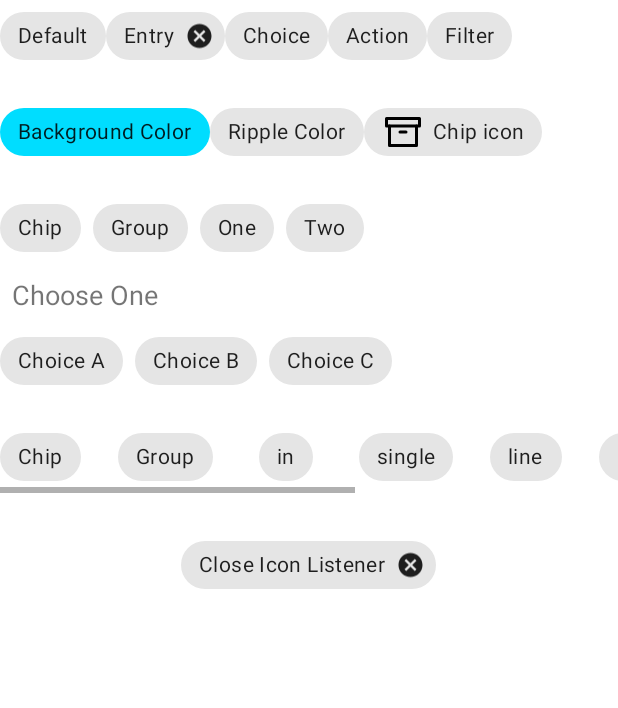
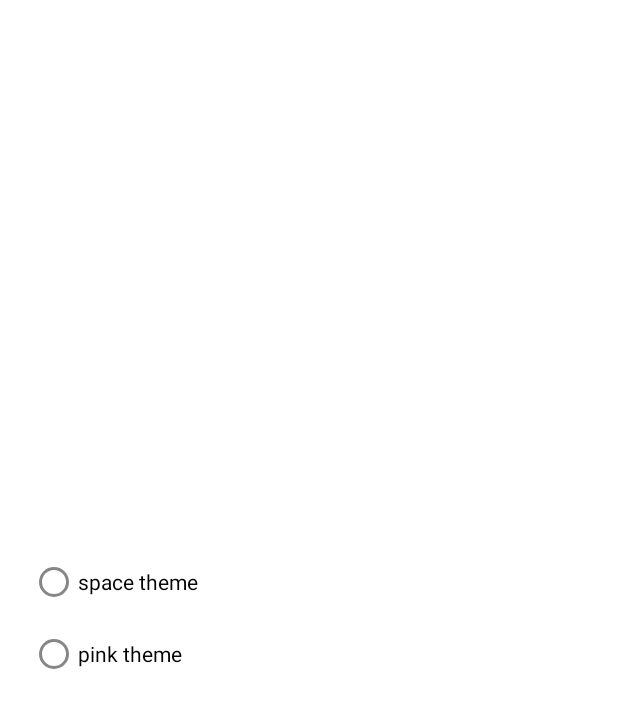
Before and after one commit to Tlenparty/PictureOfTheDay, an Android app: the screen it shows after launch (MainActivity), after a tap on "settings", on a phone screen of 412 x 824 dp. Shown: the top 708 px of the screen. Run offline under Robolectric (Android 15) with nearby library versions, the phone set to English and light mode, and no system bars; libraries missing offline, so code that uses them is left out: coil.api.load; pictures from the network do not load.

Commit message:
2 homework commit 06.08.21

```diff
--- a/app/build.gradle
+++ b/app/build.gradle
@@ -26,12 +26,12 @@ android {
         }
     }
 
-  /*  buildTypes.each {
+    buildTypes.each {
         Properties properties = new Properties()
-        properties.load(project.rootProject.file("app.properties").newDataInputStream())
+        properties.load(project.rootProject.file("apikey.properties").newDataInputStream())
         def nasaApiKey = properties.getProperty("NASA_API_KEY", "")
         it.buildConfigField "String", "NASA_API_KEY", nasaApiKey
-    }*/
+    }
 
     compileOptions {
         sourceCompatibility JavaVersion.VERSION_1_8
--- a/app/src/main/AndroidManifest.xml
+++ b/app/src/main/AndroidManifest.xml
@@ -7,8 +7,7 @@
         android:icon="@mipmap/ic_launcher"
         android:label="@string/app_name"
         android:roundIcon="@mipmap/ic_launcher_round"
-        android:supportsRtl="true"
-        android:theme="@style/AppTheme.NoActionBar">
+        android:supportsRtl="true">
         <activity android:name=".framework.ui.MainActivity">
             <intent-filter>
                 <action android:name="android.intent.action.MAIN" />
--- a/app/src/main/java/com/geekbrains/pictureoftheday/framework/ui/MainActivity.kt
+++ b/app/src/main/java/com/geekbrains/pictureoftheday/framework/ui/MainActivity.kt
@@ -1,13 +1,27 @@
 package com.geekbrains.pictureoftheday.framework.ui
 
+import android.content.Context
+import android.content.SharedPreferences
 import androidx.appcompat.app.AppCompatActivity
 import android.os.Bundle
+import androidx.annotation.StyleRes
 import com.geekbrains.pictureoftheday.R
+import com.geekbrains.pictureoftheday.databinding.MainActivityBinding
 import com.geekbrains.pictureoftheday.framework.ui.view.picture_of_the_day_fragment.PictureOfTheDayFragment
 
+const val THEME_PREFERENCE = "Theme"
+
 class MainActivity : AppCompatActivity() {
+    private lateinit var binding: MainActivityBinding
+    private lateinit var themePreference: SharedPreferences
+
     override fun onCreate(savedInstanceState: Bundle?) {
         super.onCreate(savedInstanceState)
+        themePreference = getSharedPreferences(THEME_PREFERENCE, Context.MODE_PRIVATE)
+        if (themePreference.contains(THEME_PREFERENCE)){
+            ThemeHolder.theme = (themePreference.getInt(THEME_PREFERENCE, R.style.AppTheme));
+        }
+        setTheme(ThemeHolder.theme)
         setContentView(R.layout.main_activity)
         if(savedInstanceState == null){
             supportFragmentManager
@@ -16,4 +30,16 @@ class MainActivity : AppCompatActivity() {
                 .commitAllowingStateLoss()
         }
     }
+
+    override fun onStop() {
+        super.onStop()
+        val editor: SharedPreferences.Editor = themePreference.edit()
+        editor.putInt(THEME_PREFERENCE, ThemeHolder.theme)
+        editor.apply()
+    }
+
+    object ThemeHolder {
+        @StyleRes
+        var theme: Int = R.style.AppTheme
+    }
 }
--- a/app/src/main/java/com/geekbrains/pictureoftheday/framework/ui/view/chips_fragment/ChipsFragment.kt
+++ /dev/null
@@ -1,41 +0,0 @@
-package com.geekbrains.pictureoftheday.framework.ui.view.chips_fragment
-
-import android.os.Bundle
-import android.view.LayoutInflater
-import android.view.View
-import android.view.ViewGroup
-import android.widget.Toast
-import androidx.fragment.app.Fragment
-import com.geekbrains.pictureoftheday.R
-import com.geekbrains.pictureoftheday.databinding.FragmentChipsBinding
-import com.google.android.material.chip.Chip
-
-class ChipsFragment : Fragment() {
-    private lateinit var binding: FragmentChipsBinding
-
-    override fun onCreateView(
-        inflater: LayoutInflater, container: ViewGroup?,
-        savedInstanceState: Bundle?
-    ): View {
-        binding = FragmentChipsBinding.inflate(inflater, container, false)
-        return binding.root
-    }
-
-    override fun onViewCreated(view: View, savedInstanceState: Bundle?) = with(binding) {
-        super.onViewCreated(view, savedInstanceState)
-
-        chipGroup.setOnCheckedChangeListener { chipGroup, position ->
-            chipGroup.findViewById<Chip>(position)?.let {
-                Toast.makeText(context, "Выбран ${it.text}", Toast.LENGTH_SHORT).show()
-            }
-        }
-
-        chipClose.setOnCloseIconClickListener {
-            Toast.makeText(
-                context,
-                "Close is Clicked",
-                Toast.LENGTH_SHORT
-            ).show()
-        }
-    }
-}
--- a/app/src/main/java/com/geekbrains/pictureoftheday/framework/ui/view/picture_of_the_day_fragment/PictureOfTheDayFragment.kt
+++ b/app/src/main/java/com/geekbrains/pictureoftheday/framework/ui/view/picture_of_the_day_fragment/PictureOfTheDayFragment.kt
@@ -15,7 +15,7 @@ import com.geekbrains.pictureoftheday.R
 import com.geekbrains.pictureoftheday.databinding.MainFragmentBinding
 import com.geekbrains.pictureoftheday.framework.ui.MainActivity
 import com.geekbrains.pictureoftheday.framework.ui.view.bottom_navigation_drawer_fragment.BottomNavigationDrawerFragment
-import com.geekbrains.pictureoftheday.framework.ui.view.chips_fragment.ChipsFragment
+import com.geekbrains.pictureoftheday.framework.ui.view.settings_fragment.SettingsFragment
 import com.geekbrains.pictureoftheday.viewmodel.PictureOfTheDayData
 import com.google.android.material.bottomappbar.BottomAppBar
 import com.google.android.material.bottomsheet.BottomSheetBehavior
@@ -56,7 +56,7 @@ class PictureOfTheDayFragment : Fragment() {
     override fun onOptionsItemSelected(item: MenuItem): Boolean {
         when (item.itemId) {
             R.id.app_bar_fav -> toast("Favourite")
-            R.id.app_bar_settings -> activity?.supportFragmentManager?.beginTransaction()?.add(R.id.container, ChipsFragment())?.addToBackStack(null)?.commit()
+            R.id.app_bar_settings -> activity?.supportFragmentManager?.beginTransaction()?.replace(R.id.container, SettingsFragment())?.addToBackStack(null)?.commit()
             android.R.id.home -> {
                 activity?.let {
                     BottomNavigationDrawerFragment().show(it.supportFragmentManager, "tag")
--- a/app/src/main/java/com/geekbrains/pictureoftheday/framework/ui/view/picture_of_the_day_fragment/PictureOfTheDayViewModel.kt
+++ b/app/src/main/java/com/geekbrains/pictureoftheday/framework/ui/view/picture_of_the_day_fragment/PictureOfTheDayViewModel.kt
@@ -1,6 +1,7 @@
 package com.geekbrains.pictureoftheday.framework.ui.view.picture_of_the_day_fragment
 
 import androidx.lifecycle.*
+import com.geekbrains.pictureoftheday.BuildConfig
 import com.geekbrains.pictureoftheday.model.rest.PODRetrofitImpl
 import com.geekbrains.pictureoftheday.model.rest.PODServerResponseData
 import com.geekbrains.pictureoftheday.viewmodel.PictureOfTheDayData
@@ -21,7 +22,7 @@ class PictureOfTheDayViewModel(
 
     private fun sendServerRequest() {
         liveDataForViewToObserve.value = PictureOfTheDayData.Loading(null)
-        val apiKey: String = "94OaFap7FnKDYXqDAk7BEdXrhhTFqENm6vIFqDc8"
+        val apiKey: String = BuildConfig.NASA_API_KEY
         if (apiKey.isBlank()) {
             PictureOfTheDayData.Error(Throwable("You need API key"))
         } else {
--- /dev/null
+++ b/app/src/main/java/com/geekbrains/pictureoftheday/framework/ui/view/settings_fragment/SettingsFragment.kt
@@ -0,0 +1,61 @@
+package com.geekbrains.pictureoftheday.framework.ui.view.settings_fragment
+
+import android.content.SharedPreferences
+import android.os.Bundle
+import android.view.LayoutInflater
+import android.view.View
+import android.view.ViewGroup
+import android.widget.Toast
+import androidx.activity.OnBackPressedCallback
+import androidx.fragment.app.Fragment
+import com.geekbrains.pictureoftheday.R
+import com.geekbrains.pictureoftheday.databinding.FragmentSettingsBinding
+import com.geekbrains.pictureoftheday.framework.ui.MainActivity
+import com.google.android.material.chip.Chip
+
+class SettingsFragment : Fragment() {
+    private var _binding: FragmentSettingsBinding? = null
+    private val binding get() = _binding!!
+
+    override fun onCreateView(
+        inflater: LayoutInflater,
+        container: ViewGroup?,
+        savedInstanceState: Bundle?
+    ): View {
+        _binding = FragmentSettingsBinding.inflate(layoutInflater, container, false)
+        return binding.root
+    }
+
+    override fun onViewCreated(view: View, savedInstanceState: Bundle?) = with(binding) {
+        super.onViewCreated(view, savedInstanceState)
+
+        when (MainActivity.ThemeHolder.theme) {
+            R.style.MySpaceTheme -> radioGroup.check(R.id.radio_button_space_theme)
+            R.style.MyPinkPlanetTheme -> radioGroup.check(R.id.radio_button_pink_theme)
+        }
+        radioGroup.setOnCheckedChangeListener { _, checkedId ->
+            when (checkedId) {
+                R.id.radio_button_space_theme -> {
+                    MainActivity.ThemeHolder.theme = R.style.MySpaceTheme
+                }
+                R.id.radio_button_pink_theme -> {
+                    MainActivity.ThemeHolder.theme = R.style.MyPinkPlanetTheme
+                }
+            }
+        }
+
+        requireActivity()
+            .onBackPressedDispatcher
+            .addCallback(viewLifecycleOwner, object : OnBackPressedCallback(true) {
+            override fun handleOnBackPressed() {
+                parentFragmentManager.popBackStack()
+                requireActivity().recreate()
+            }
+        })
+    }
+
+    override fun onDestroy() {
+        super.onDestroy()
+        _binding = null
+    }
+}
--- a/app/src/main/java/com/geekbrains/pictureoftheday/viewmodel/PictureOfTheDayData.kt
+++ b/app/src/main/java/com/geekbrains/pictureoftheday/viewmodel/PictureOfTheDayData.kt
@@ -2,7 +2,8 @@ package com.geekbrains.pictureoftheday.viewmodel
 
 import com.geekbrains.pictureoftheday.model.rest.PODServerResponseData
 
-sealed class PictureOfTheDayData { data class Success(val serverResponseData: PODServerResponseData) : PictureOfTheDayData()
+sealed class PictureOfTheDayData {
+    data class Success(val serverResponseData: PODServerResponseData) : PictureOfTheDayData()
     data class Error(val error: Throwable) : PictureOfTheDayData()
     data class Loading(val progress: Int?) : PictureOfTheDayData()
 }
--- a/app/src/main/res/layout/fragment_chips.xml
+++ /dev/null
@@ -1,204 +0,0 @@
-<?xml version="1.0" encoding="utf-8"?>
-<LinearLayout xmlns:android="http://schemas.android.com/apk/res/android"
-    xmlns:app="http://schemas.android.com/apk/res-auto"
-    android:layout_width="match_parent"
-    android:layout_height="match_parent"
-    android:background="#FFFFFF"
-    android:orientation="vertical">
-
-    <LinearLayout
-        android:layout_width="match_parent"
-        android:layout_height="wrap_content"
-        android:orientation="horizontal">
-
-        <com.google.android.material.chip.Chip
-            android:layout_width="wrap_content"
-            android:layout_height="wrap_content"
-            android:text="Default" />
-
-        <com.google.android.material.chip.Chip
-            style="@style/Widget.MaterialComponents.Chip.Entry"
-            android:layout_width="wrap_content"
-            android:layout_height="wrap_content"
-            android:text="Entry" />
-
-        <com.google.android.material.chip.Chip
-            style="@style/Widget.MaterialComponents.Chip.Choice"
-            android:layout_width="wrap_content"
-            android:layout_height="wrap_content"
-            android:text="Choice" />
-
-        <com.google.android.material.chip.Chip
-            style="@style/Widget.MaterialComponents.Chip.Action"
-            android:layout_width="wrap_content"
-            android:layout_height="wrap_content"
-            android:text="Action" />
-
-        <com.google.android.material.chip.Chip
-            style="@style/Widget.MaterialComponents.Chip.Filter"
-            android:layout_width="wrap_content"
-            android:layout_height="wrap_content"
-            android:text="Filter" />
-    </LinearLayout>
-
-    <LinearLayout
-        android:layout_width="match_parent"
-        android:layout_height="wrap_content"
-        android:layout_marginTop="16dp"
-        android:orientation="horizontal">
-
-        <com.google.android.material.chip.Chip
-            android:layout_width="wrap_content"
-            android:layout_height="wrap_content"
-            android:text="Background Color"
-            app:chipBackgroundColor="@android:color/holo_blue_bright" />
-
-        <com.google.android.material.chip.Chip
-            style="@style/Widget.MaterialComponents.Chip.Choice"
-            android:layout_width="wrap_content"
-            android:layout_height="wrap_content"
-            android:text="Ripple Color"
-            app:rippleColor="@android:color/holo_orange_dark" />
-
-        <com.google.android.material.chip.Chip
-            android:layout_width="wrap_content"
-            android:layout_height="wrap_content"
-            android:text="Chip icon"
-            app:iconStartPadding="10dp"
-            app:chipIcon="@drawable/ic_archive" />
-    </LinearLayout>
-
-    <com.google.android.material.chip.ChipGroup
-        android:layout_width="wrap_content"
-        android:layout_height="wrap_content"
-        android:layout_marginTop="16dp">
-
-        <com.google.android.material.chip.Chip
-            android:layout_width="wrap_content"
-            android:layout_height="wrap_content"
-            android:text="Chip" />
-
-        <com.google.android.material.chip.Chip
-            android:layout_width="wrap_content"
-            android:layout_height="wrap_content"
-            android:text="Group" />
-
-        <com.google.android.material.chip.Chip
-            android:layout_width="wrap_content"
-            android:layout_height="wrap_content"
-            android:text="One" />
-
-        <com.google.android.material.chip.Chip
-            android:layout_width="wrap_content"
-            android:layout_height="wrap_content"
-            android:text="Two" />
-    </com.google.android.material.chip.ChipGroup>
-
-    <TextView
-        android:layout_width="wrap_content"
-        android:layout_height="wrap_content"
-        android:layout_margin="8dp"
-        android:text="Choose One"
-        android:textSize="18sp" />
-
-    <com.google.android.material.chip.ChipGroup
-        android:id="@+id/chip_group"
-        android:layout_width="wrap_content"
-        android:layout_height="wrap_content"
-        app:singleSelection="true">
-
-        <com.google.android.material.chip.Chip
-            style="@style/Widget.MaterialComponents.Chip.Choice"
-            android:layout_width="wrap_content"
-            android:layout_height="wrap_content"
-            android:text="Choice A" />
-
-        <com.google.android.material.chip.Chip
-            style="@style/Widget.MaterialComponents.Chip.Choice"
-            android:layout_width="wrap_content"
-            android:layout_height="wrap_content"
-            android:text="Choice B" />
-
-        <com.google.android.material.chip.Chip
-            style="@style/Widget.MaterialComponents.Chip.Choice"
-            android:layout_width="wrap_content"
-            android:layout_height="wrap_content"
-            android:text="Choice C" />
-    </com.google.android.material.chip.ChipGroup>
-
-    <HorizontalScrollView
-        android:layout_width="match_parent"
-        android:layout_height="wrap_content"
-        android:layout_marginTop="16dp">
-
-        <com.google.android.material.chip.ChipGroup
-            android:layout_width="wrap_content"
-            android:layout_height="wrap_content"
-            app:chipSpacingHorizontal="25dp"
-            app:singleLine="true">
-
-            <com.google.android.material.chip.Chip
-                style="@style/Widget.MaterialComponents.Chip.Choice"
-                android:layout_width="wrap_content"
-                android:layout_height="wrap_content"
-                android:text="Chip" />
-
-            <com.google.android.material.chip.Chip
-                style="@style/Widget.MaterialComponents.Chip.Choice"
-                android:layout_width="wrap_content"
-                android:layout_height="wrap_content"
-                android:text="Group" />
-
-            <com.google.android.material.chip.Chip
-                style="@style/Widget.MaterialComponents.Chip.Choice"
-                android:layout_width="wrap_content"
-                android:layout_height="wrap_content"
-                android:text="in" />
-
-            <com.google.android.material.chip.Chip
-                style="@style/Widget.MaterialComponents.Chip.Choice"
-                android:layout_width="wrap_content"
-                android:layout_height="wrap_content"
-                android:text="single" />
-
-            <com.google.android.material.chip.Chip
-                style="@style/Widget.MaterialComponents.Chip.Choice"
-                android:layout_width="wrap_content"
-                android:layout_height="wrap_content"
-                android:text="line" />
-
-            <com.google.android.material.chip.Chip
-                style="@style/Widget.MaterialComponents.Chip.Choice"
-                android:layout_width="wrap_content"
-                android:layout_height="wrap_content"
-                android:text="add" />
-
-            <com.google.android.material.chip.Chip
-                style="@style/Widget.MaterialComponents.Chip.Choice"
-                android:layout_width="wrap_content"
-                android:layout_height="wrap_content"
-                android:text="a" />
-
-            <com.google.android.material.chip.Chip
-                style="@style/Widget.MaterialComponents.Chip.Choice"
-                android:layout_width="wrap_content"
-                android:layout_height="wrap_content"
-                android:text="horizontal" />
-
-            <com.google.android.material.chip.Chip
-                style="@style/Widget.MaterialComponents.Chip.Choice"
-                android:layout_width="wrap_content"
-                android:layout_height="wrap_content"
-                android:text="scroll" />
-        </com.google.android.material.chip.ChipGroup>
-    </HorizontalScrollView>
-
-    <com.google.android.material.chip.Chip
-        android:id="@+id/chip_close"
-        style="@style/Widget.MaterialComponents.Chip.Entry"
-        android:layout_width="wrap_content"
-        android:layout_height="wrap_content"
-        android:layout_gravity="center_horizontal"
-        android:layout_marginTop="24dp"
-        android:text="Close Icon Listener" />
-</LinearLayout>
--- /dev/null
+++ b/app/src/main/res/layout/fragment_settings.xml
@@ -0,0 +1,31 @@
+<?xml version="1.0" encoding="utf-8"?>
+<FrameLayout xmlns:android="http://schemas.android.com/apk/res/android"
+    xmlns:tools="http://schemas.android.com/tools"
+    android:layout_width="match_parent"
+    android:layout_height="match_parent">
+
+    <RadioGroup
+        android:id="@+id/radioGroup"
+        android:layout_width="match_parent"
+        android:layout_height="wrap_content"
+        android:layout_gravity="center"
+        android:layout_marginStart="20dp"
+        android:layout_marginEnd="20dp"
+        android:checkedButton="@+id/radio_button_1"
+        tools:ignore="UselessParent">
+
+        <RadioButton
+            android:id="@+id/radio_button_space_theme"
+            android:layout_width="match_parent"
+            android:layout_height="match_parent"
+            android:text="space theme"/>
+
+        <RadioButton
+            android:id="@+id/radio_button_pink_theme"
+            android:layout_width="match_parent"
+            android:layout_height="match_parent"
+            android:text="pink theme"/>
+
+    </RadioGroup>
+
+</FrameLayout>
--- a/app/src/main/res/layout/main_fragment.xml
+++ b/app/src/main/res/layout/main_fragment.xml
@@ -62,7 +62,6 @@
         android:layout_width="match_parent"
         android:layout_height="wrap_content"
         android:layout_gravity="bottom"
-        app:backgroundTint="@color/colorPrimary"
         app:fabAlignmentMode="center"
         app:hideOnScroll="true"
         app:layout_scrollFlags="scroll|enterAlways"
@@ -72,8 +71,8 @@
         android:id="@+id/fab"
         android:layout_width="wrap_content"
         android:layout_height="wrap_content"
-        android:backgroundTint="@color/colorAccent"
         app:layout_anchor="@id/bottom_app_bar"
         app:srcCompat="@drawable/ic_plus_fab"
-        app:tint="#FFFFFF" />
+        app:tint="#FFFFFF"
+        tools:ignore="ContentDescription" />
 </androidx.coordinatorlayout.widget.CoordinatorLayout>
--- a/app/src/main/res/values/colors.xml
+++ b/app/src/main/res/values/colors.xml
@@ -17,5 +17,12 @@
     <color name="shrine_pink_900">#442C2E</color>
     <color name="shrine_pink_50">#FEEAE6</color>
 
+    <color name="green">#00FF00</color>
+    <color name="text_field_background">#442C2E</color>
     <color name="ic_launcher_rabbit_blue_background">#458af7</color>
+
+    <color name="gray">#37474f</color>
+    <color name="gray_light">#62727b</color>
+    <color name="gray_dark">#102027</color>
+
 </resources>
--- a/app/src/main/res/values/styles.xml
+++ b/app/src/main/res/values/styles.xml
@@ -1,17 +1,85 @@
 <?xml version="1.0" encoding="utf-8"?>
 <resources>
 
-    <style name="AppTheme" parent="Theme.MaterialComponents.Light.DarkActionBar">
-        <item name="colorPrimary">@color/colorPrimary</item>
-        <item name="colorPrimaryDark">@color/colorPrimaryDark</item>
-        <item name="colorAccent">@color/colorAccent</item>
+    <style name="AppTheme" parent="Theme.MaterialComponents.Light.NoActionBar">
+        <item name="colorPrimary">@color/colorPrimary</item> <!--Основной-->
+        <item name="colorPrimaryVariant">@color/colorPrimaryDark</item> <!--Оттенок основого-->
+        <item name="colorOnPrimary">#FFFFFF</item> <!--По верх основного -->
+        <item name="colorSecondary">@color/colorAccent</item> <!--Вторичный для акцента-->
+        <item name="colorSecondaryVariant">#0039CB</item>
+        <item name="colorOnSecondary">#FFFFFF</item>  <!--Цвет по верх акцентного -->
+        <item name="colorError">#F44336</item>
+        <item name="colorOnError">#FFFFFF</item>
+        <item name="colorSurface">#FFFFFF</item> <!--Цвет для поверхностей -->
+        <item name="colorOnSurface">#212121</item>
+        <item name="android:colorBackground">@android:color/white</item>  <!--Цвет под всеми цветами-->
+        <item name="colorOnBackground">#212121</item>
+        <item name="textInputStyle">@style/AppTextField</item> <!--Для Edittext-->
+
+        <item name="textColorConnected">@color/green</item>
+        <item name="textColorDisConnected">@color/color_gray</item>
+        <!--для мелких виджетов типа кнопок и чипов-->
+        <item name="shapeAppearanceSmallComponent">@style/AppShapeAppearance.SmallComponent</item>
+        <!--для средних виджетов типа карточек-->
+        <item name="shapeAppearanceMediumComponent">@style/AppShapeAppearance.MediumComponent</item>
+        <!--shapeAppearanceLargeComponent — для крупных виджетов типа Bottom Sheet-->
     </style>
 
-    <!--Для того чтобы мы могли вручную внедрить ToolBar -->
-    <style name="AppTheme.NoActionBar">
-        <item name="windowActionBar">false</item>
-        <item name="windowNoTitle">true</item>
+    <style name="AppShapeAppearance.SmallComponent" parent="ShapeAppearance.MaterialComponents.SmallComponent">
+        <item name="cornerFamily">cut</item>
+        <item name="cornerSize">8dp</item>
+    </style>
+
+    <style name="AppShapeAppearance.MediumComponent" parent="ShapeAppearance.MaterialComponents.MediumComponent">
+        <item name="cornerFamily">cut</item>
+        <item name="cornerSize">8dp</item>
+    </style>
+
+    <style name="AppButton" parent="Widget.MaterialComponents.Button">
+        <item name="backgroundTint">?attr/colorSecondary</item>
+    </style>
+
+    <style name="AppTextField"
+        parent="Widget.MaterialComponents.TextInputLayout.FilledBox">
+     <!--   Цвет обводки
+        boxBackgroundMode — тип фона. Обычный, очерченный и никакого: filled, outline or none.
+        boxBackgroundColor — цвет фона. По умолчанию == colorOnSurface.
+        boxStrokeColor — цвет обводки. По умолчанию == colorOnSurface.
+        hintTextColor/errorTextColor/counterTextColor — цвет подсказки, ошибки, счётчика.
+        shapeAppearance — форма.-->
+        <item name="boxBackgroundColor">@color/text_field_background</item>
     </style>
 
 
+    <style name="MySpaceTheme" parent="Theme.MaterialComponents.Light.NoActionBar">
+        <item name="colorPrimary">@color/gray</item>
+        <item name="colorPrimaryVariant">@color/gray_dark</item>
+        <item name="colorOnPrimary">@color/gray_light</item>
+        <item name="bottomAppBarStyle">@style/MyBottomAppBarStyleSpace</item>
+       <item name="floatingActionButtonStyle">@style/MyBottomAppBarStyleSpace</item>
+    </style>
+
+    <style name="MyPinkPlanetTheme" parent="Theme.MaterialComponents.Light.NoActionBar">
+        <item name="colorPrimary">@color/shrine_pink_50</item>
+        <item name="colorPrimaryVariant">@color/shrine_pink_900</item>
+        <item name="colorOnPrimary">@color/shrine_pink_100</item>
+        <item name="bottomAppBarStyle">@style/MyBottomAppBarStylePink</item>
+        <item name="floatingActionButtonStyle">@style/MyBottomAppBarStylePink</item>
+    </style>
+
+    <style name="MyBottomAppBarStyleSpace" parent="Widget.MaterialComponents.BottomAppBar">
+        <item name="backgroundTint">@color/gray_dark</item>
+    </style>
+
+    <style name="MyFABStyleSpace" parent="Widget.MaterialComponents.FloatingActionButton">
+        <item name="backgroundTint">@color/gray_light</item>
+    </style>
+
+    <style name="MyBottomAppBarStylePink" parent="Widget.MaterialComponents.BottomAppBar">
+        <item name="backgroundTint">@color/shrine_pink_900</item>
+    </style>
+
+    <style name="MyFABStylePink" parent="Widget.MaterialComponents.FloatingActionButton">
+        <item name="backgroundTint">@color/shrine_pink_50</item>
+    </style>
 </resources>
```
